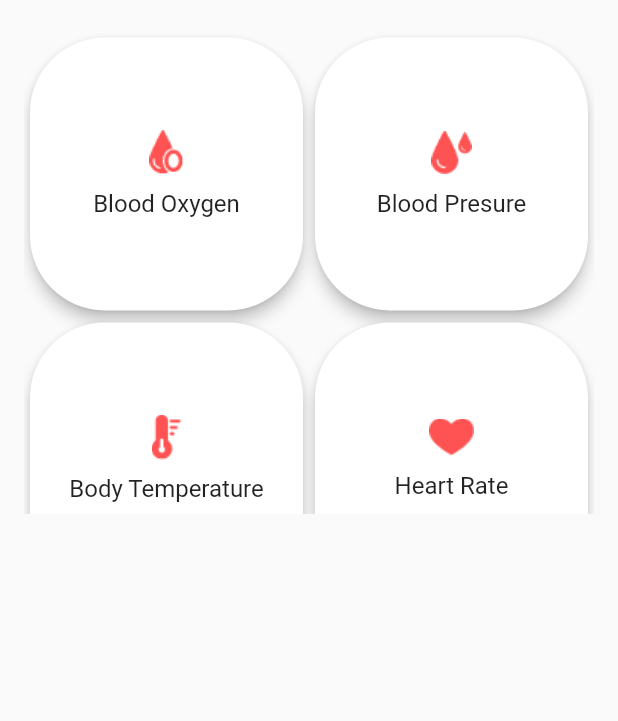
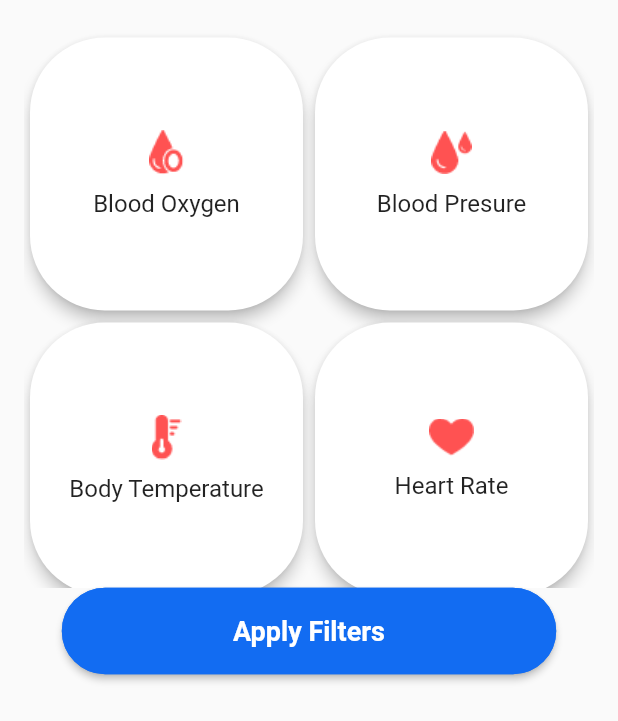
Before and after one commit to Mega-bee/test-jad, a Flutter app: the Filter1 screen opened directly, on a phone screen of 412 x 824 dp. Shown: the top 721 px of the screen. Run offline on Flutter 3.47's test engine with Material 2 defaults, Android fonts, the phone set to English and light mode, and no system bars; our stand-ins replace email_validator, flutter_slidable.

Commit message:
first commit

```diff
--- a/lib/Filter1/ui/Screen/Filter1.dart
+++ b/lib/Filter1/ui/Screen/Filter1.dart
@@ -31,12 +31,13 @@ class _Filter1State extends State<Filter1> {
   @override
   Widget build(BuildContext context) {
     return  Scaffold(
-          body:SingleChildScrollView(
-           child:Padding(
+      body: SingleChildScrollView(
+          child: Padding(
               padding: EdgeInsets.fromLTRB(16, 21, 16, 25),
-         child:
+              child: Column(
+                  children:[
                     Container(
-                height: MediaQuery.of(context).size.height*0.39,
+                      height: MediaQuery.of(context).size.height * 0.45,
                       child: GridView.builder(
                           shrinkWrap: true,
                           itemCount: Filter1Cards.length,
@@ -49,8 +50,42 @@ class _Filter1State extends State<Filter1> {
                             return
                               Filter1Card(Filter1Cards[index]);
                           }),
+                    ),
+           SizedBox(
+             height: MediaQuery.of(context).size.height * 0.07,
+             width: MediaQuery
+                 .of(context)
+                 .size
+                 .width * 0.8,
+             child: ElevatedButton(
+               onPressed: () {
+                 //  Navigator.push(
+                 //   context,
+                 //   MaterialPageRoute(
+                 //     builder: (context) {
+                 //       return const MainNavigationBar();
+                 //     },
+                 //   ),
+                 // );
+               },
+               // },
+               child: const Text(
+                 "Apply Filters",
+                 style: TextStyle(color: Colors.white,fontSize: 18,fontWeight: FontWeight.bold),
+               ),
+               style: ButtonStyle(
+                   backgroundColor: MaterialStateProperty.all<Color>(
+                       const Color(0xFF126CF2)),
+                   alignment: Alignment.center,
+                   shape: MaterialStateProperty.all<
+                       RoundedRectangleBorder>(RoundedRectangleBorder(
+                     borderRadius: BorderRadius.circular(30.0),
+                     side: const BorderSide(color: Color(0xFF126CF2)),
+                   ))),
+             ),
            )
-
+               ]
+          )
     )
           ),
           );
--- a/lib/PatientInfo/ui/Screen/PatientInfo.dart
+++ b/lib/PatientInfo/ui/Screen/PatientInfo.dart
@@ -1,8 +1,7 @@
 import 'dart:ui';
 import 'package:flutter/material.dart';
 import 'package:sentinel/GeneralInfo/GeneralInfo.dart';
-import 'package:sentinel/PatientPriorityList/Control/priotity_list_model.dart';
-import 'package:sentinel/PatientPriorityList/ui/Screen/PatientPriorityList.dart';
+import 'package:sentinel/PatientPriorityList/Control/PatientPriorityListModel.dart';
 import '../../../TrackingInfo/ui/Screen/TrackingInfo.dart';
 
 class PatientInfo extends StatefulWidget {
--- a/lib/PatientList/Control/PatientListModel2.dart
+++ b/lib/PatientList/Control/PatientListModel2.dart
@@ -1,6 +1,6 @@
 class PatientListModel2{
   String?name;
-  PatientListModel2({this.name});
+  PatientListModel2({required this.name});
 }
 // class searchPatient(String query) {
 // final suggestions = ListOfPatients.where((PatientListModel2) {
--- a/lib/PatientPriorityList/Control/PatientPriorityListModel.dart
+++ b/lib/PatientPriorityList/Control/PatientPriorityListModel.dart
@@ -0,0 +1,5 @@
+class PriorityListModel {
+  String? name;
+
+  PriorityListModel({this.name});
+}
```
Also changed, not shown: lib/LoginPage/ui/Screen/LoginPage.dart (+53 -4 lines), lib/PatientList/ui/Screen/PatientList.dart (+16 -21 lines), lib/PatientPriorityList/ui/Screen/PatientPriorityList.dart (+46 -37 lines), lib/PatientPriorityList/ui/Widget/PriorityPatientsCard.dart (+42 -0 lines). Lines whose indentation alone changed are shown as unchanged.
